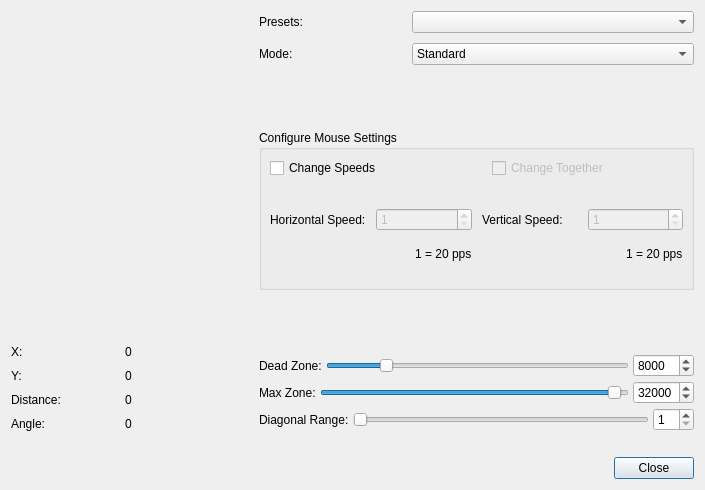
AntiMicroX/antimicrox, file src/joycontrolstickeditdialog.ui: the form before one commit.
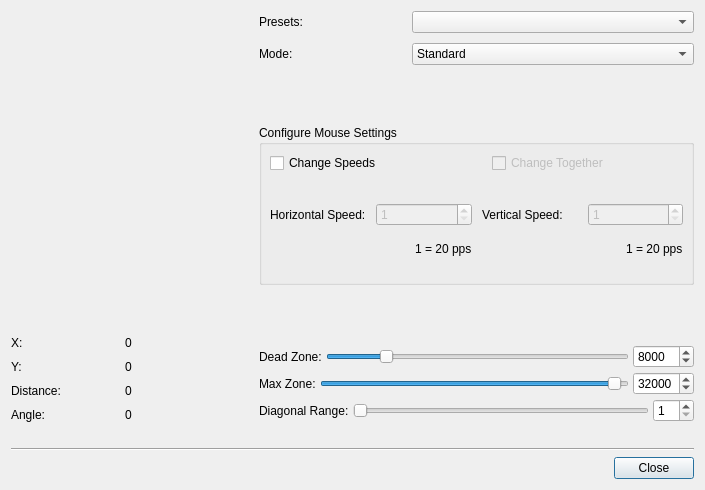
The form after the commit. Custom widgets are drawn as their Qt base class.

Commit message: Made some small changes to some layouts.

Diff of the .ui file:
```diff
--- a/src/joycontrolstickeditdialog.ui
+++ b/src/joycontrolstickeditdialog.ui
@@ -644,6 +644,13 @@
      </property>
     </spacer>
    </item>
+   <item>
+    <widget class="Line" name="line">
+     <property name="orientation">
+      <enum>Qt::Horizontal</enum>
+     </property>
+    </widget>
+   </item>
    <item>
     <widget class="QDialogButtonBox" name="buttonBox">
      <property name="orientation">
```
The commit also changes 3 other files.
